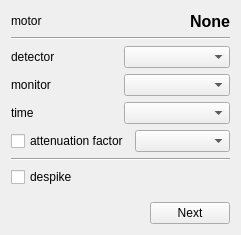
Before: the Qt Designer form gui/iintobservable.ui in syncope/adapt, drawn with Qt 5.
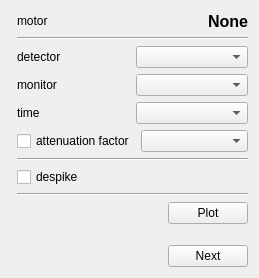
After: the same form once the commit is applied.

```diff
--- a/gui/iintobservable.ui
+++ b/gui/iintobservable.ui
@@ -6,8 +6,8 @@
    <rect>
     <x>0</x>
     <y>0</y>
-    <width>241</width>
-    <height>235</height>
+    <width>259</width>
+    <height>278</height>
    </rect>
   </property>
   <property name="windowTitle">
@@ -15,6 +15,18 @@
   </property>
   <layout class="QGridLayout" name="gridLayout">
    <item row="0" column="0">
+    <layout class="QHBoxLayout" name="horizontalLayout_2">
+     <item>
+      <widget class="QFrame" name="frame">
+       <property name="frameShape">
+        <enum>QFrame::StyledPanel</enum>
+       </property>
+       <property name="frameShadow">
+        <enum>QFrame::Raised</enum>
+       </property>
+      </widget>
+     </item>
+     <item>
     <layout class="QVBoxLayout" name="verticalLayout">
      <item>
       <layout class="QHBoxLayout" name="horizontalLayout_16">
@@ -549,6 +561,37 @@
        </property>
       </widget>
      </item>
+       <item>
+        <widget class="Line" name="line_3">
+         <property name="orientation">
+          <enum>Qt::Horizontal</enum>
+         </property>
+        </widget>
+       </item>
+       <item>
+        <layout class="QHBoxLayout" name="horizontalLayout_7">
+         <item>
+          <spacer name="horizontalSpacer">
+           <property name="orientation">
+            <enum>Qt::Horizontal</enum>
+           </property>
+           <property name="sizeHint" stdset="0">
+            <size>
+             <width>40</width>
+             <height>20</height>
+            </size>
+           </property>
+          </spacer>
+         </item>
+         <item>
+          <widget class="QPushButton" name="obsPlotIt">
+           <property name="text">
+            <string>Plot</string>
+           </property>
+          </widget>
+         </item>
+        </layout>
+       </item>
      <item>
       <spacer name="verticalSpacer">
        <property name="orientation">
@@ -589,6 +632,10 @@
     </layout>
    </item>
   </layout>
+   </item>
+  </layout>
+  <zorder>horizontalLayoutWidget</zorder>
+  <zorder></zorder>
  </widget>
  <resources/>
  <connections/>
```
Lines whose indentation alone changed are shown as unchanged.
